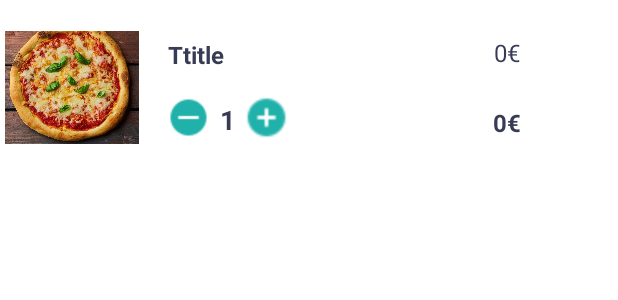
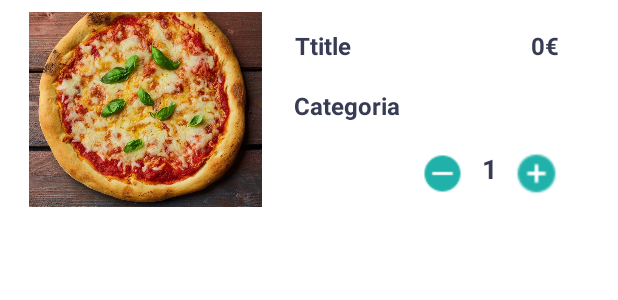
Before and after one commit to Mimenza/Reto01_JanEtaBizi, an Android app: the layout viewholder_cart.xml on its own in the app's theme, with its tools: preview values and no code run, on a phone screen of 412 x 824 dp. Shown: the top 300 px of the screen. Run offline under Robolectric (Android 15) with nearby library versions, the phone set to English and light mode, and no system bars; Roboto replaces fonts that are not available here.

Commit message:
pantallas checkout

```diff
--- a/app/src/main/java/com/example/reto01/Adapter/MyCardsCartAdapter.kt
+++ b/app/src/main/java/com/example/reto01/Adapter/MyCardsCartAdapter.kt
@@ -39,7 +39,6 @@ class MyCardsCartAdapter: RecyclerView.Adapter<MyCardsCartAdapter.ViewHolder>(){
         ViewHolder.itemTitle.text= titles[i]
         ViewHolder.itemMinus.setImageResource(minus[i])
         ViewHolder.itemMas.setImageResource(mas[i])
-        ViewHolder.itemPrecioProducto.text= precioproducto[i]
         ViewHolder.itemPrecioProductoTotal.text= precioproductototal[i]
 
     }
@@ -48,14 +47,12 @@ class MyCardsCartAdapter: RecyclerView.Adapter<MyCardsCartAdapter.ViewHolder>(){
         return  titles.size
     }
 
-
       inner class ViewHolder(itemView: View): RecyclerView.ViewHolder(itemView){
 
            var itemImage: ImageView
            var itemTitle: TextView
            var itemMinus : ImageView
            var itemMas : ImageView
-           var itemPrecioProducto : TextView
            var itemPrecioProductoTotal : TextView
 
           //Inicializar las variables
@@ -64,7 +61,7 @@ class MyCardsCartAdapter: RecyclerView.Adapter<MyCardsCartAdapter.ViewHolder>(){
                   itemMas = itemView.imgv_cardmas
                   itemMinus = itemView.imgv_cardmenos
                   itemTitle = itemView.txtv_cardtittle
-                  itemPrecioProducto = itemView.txtv_cardeuros
+
                   itemPrecioProductoTotal = itemView.txtv_cardeurostotal
 
               }
--- a/app/src/main/res/drawable/my_button_border.xml
+++ b/app/src/main/res/drawable/my_button_border.xml
@@ -16,7 +16,7 @@
 
     <!-- The radius makes the corners rounded -->
     <corners
-        android:radius="20dp"   >
+        android:radius="10dp"   >
     </corners>
 
 
--- a/app/src/main/res/drawable/my_button_border_click.xml
+++ b/app/src/main/res/drawable/my_button_border_click.xml
@@ -16,7 +16,7 @@
 
     <!-- The radius makes the corners rounded -->
     <corners
-        android:radius="20dp"   >
+        android:radius="10dp"   >
     </corners>
 
 
--- a/app/src/main/res/drawable/my_button_border_clickgreen.xml
+++ b/app/src/main/res/drawable/my_button_border_clickgreen.xml
@@ -16,7 +16,7 @@
 
     <!-- The radius makes the corners rounded -->
     <corners
-        android:radius="20dp"   >
+        android:radius="10dp"   >
     </corners>
 
 
--- a/app/src/main/res/layout/viewholder_cart.xml
+++ b/app/src/main/res/layout/viewholder_cart.xml
@@ -14,97 +14,94 @@
 
     <ImageView
         android:id="@+id/imgv_cardimg"
-        android:layout_width="90dp"
-        android:layout_height="98dp"
+        android:layout_width="155dp"
+        android:layout_height="131dp"
+        android:layout_marginStart="16dp"
         android:layout_marginTop="4dp"
-        android:layout_marginEnd="237dp"
         app:layout_constraintBottom_toBottomOf="parent"
-        app:layout_constraintEnd_toStartOf="@+id/txtv_cardeuros"
         app:layout_constraintStart_toStartOf="parent"
         app:layout_constraintTop_toTopOf="parent"
-        app:srcCompat="@drawable/pizza" />
+        app:layout_constraintVertical_bias="0.0"
+        app:srcCompat="@drawable/pizza"
+        android:clipToOutline="true"/>
 
     <TextView
         android:id="@+id/txtv_cardtittle"
         android:layout_width="wrap_content"
         android:layout_height="wrap_content"
-        android:layout_marginStart="110dp"
         android:layout_marginTop="16dp"
         android:text="Ttitle"
         android:textColor="@color/card_title"
         android:textSize="16sp"
         android:textStyle="bold"
-        app:layout_constraintStart_toStartOf="@+id/imgv_cardimg"
-        app:layout_constraintTop_toTopOf="@+id/imgv_cardimg" />
+        app:layout_constraintEnd_toEndOf="parent"
+        app:layout_constraintHorizontal_bias="0.525"
+        app:layout_constraintStart_toStartOf="parent"
+        app:layout_constraintTop_toTopOf="parent" />
 
     <TextView
-        android:id="@+id/txtv_cardeuros"
+        android:id="@+id/txtv_cardcategory"
         android:layout_width="wrap_content"
         android:layout_height="wrap_content"
-        android:layout_marginTop="4dp"
-        android:layout_marginEnd="63dp"
-        android:layout_marginBottom="8dp"
-        android:text="@string/euros"
+        android:layout_marginTop="56dp"
+        android:text="Categoria"
         android:textColor="@color/card_title"
         android:textSize="16sp"
-        android:textStyle="normal"
-        app:layout_constraintBottom_toTopOf="@+id/txtv_cardeurostotal"
+        android:textStyle="bold"
         app:layout_constraintEnd_toEndOf="parent"
-        app:layout_constraintStart_toEndOf="@+id/imgv_cardimg"
+        app:layout_constraintHorizontal_bias="0.576"
+        app:layout_constraintStart_toStartOf="parent"
         app:layout_constraintTop_toTopOf="parent" />
 
     <TextView
         android:id="@+id/txtv_cardeurostotal"
         android:layout_width="wrap_content"
         android:layout_height="wrap_content"
+        android:layout_marginTop="16dp"
+        android:layout_marginEnd="36dp"
         android:text="@string/euros"
         android:textColor="@color/card_title"
         android:textSize="16sp"
         android:textStyle="bold"
-        app:layout_constraintBottom_toBottomOf="parent"
-        app:layout_constraintEnd_toEndOf="@+id/txtv_cardeuros"
-        app:layout_constraintStart_toStartOf="@+id/txtv_cardeuros"
-        app:layout_constraintTop_toBottomOf="@+id/txtv_cardeuros" />
+        app:layout_constraintEnd_toEndOf="parent"
+        app:layout_constraintTop_toTopOf="parent" />
 
     <ImageView
         android:id="@+id/imgv_cardmenos"
         android:layout_width="30dp"
         android:layout_height="30dp"
-        android:layout_marginStart="8dp"
-        android:layout_marginEnd="242dp"
         app:layout_constraintBottom_toBottomOf="parent"
         app:layout_constraintEnd_toEndOf="parent"
-        app:layout_constraintHorizontal_bias="0.282"
-        app:layout_constraintStart_toEndOf="@+id/imgv_cardimg"
-        app:layout_constraintTop_toBottomOf="@+id/txtv_cardtittle"
+        app:layout_constraintHorizontal_bias="0.738"
+        app:layout_constraintStart_toStartOf="parent"
+        app:layout_constraintTop_toTopOf="parent"
+        app:layout_constraintVertical_bias="0.923"
         app:srcCompat="@drawable/ic_minus" />
 
     <TextView
         android:id="@+id/txtv_cardcantidad"
         android:layout_width="wrap_content"
         android:layout_height="wrap_content"
-        android:layout_marginTop="4dp"
         android:text="1"
         android:textColor="@color/card_title"
         android:textSize="18sp"
         android:textStyle="bold"
+        app:layout_constraintBottom_toBottomOf="parent"
         app:layout_constraintEnd_toStartOf="@+id/imgv_cardmas"
-        app:layout_constraintHorizontal_bias="0.52"
         app:layout_constraintStart_toEndOf="@+id/imgv_cardmenos"
-        app:layout_constraintTop_toTopOf="@+id/imgv_cardmas" />
+        app:layout_constraintTop_toTopOf="parent"
+        app:layout_constraintVertical_bias="0.873" />
 
     <ImageView
         android:id="@+id/imgv_cardmas"
         android:layout_width="30dp"
         android:layout_height="30dp"
-        android:layout_marginStart="8dp"
-        android:layout_marginBottom="16dp"
-        app:layout_constraintBottom_toBottomOf="@+id/imgv_cardmenos"
-        app:layout_constraintEnd_toStartOf="@+id/txtv_cardeurostotal"
-        app:layout_constraintHorizontal_bias="0.316"
-        app:layout_constraintStart_toEndOf="@+id/imgv_cardimg"
-        app:layout_constraintTop_toTopOf="@+id/imgv_cardmenos"
-        app:layout_constraintVertical_bias="0.0"
+        app:layout_constraintBottom_toBottomOf="parent"
+        app:layout_constraintEnd_toEndOf="parent"
+        app:layout_constraintHorizontal_bias="0.904"
+        app:layout_constraintStart_toStartOf="parent"
+        app:layout_constraintTop_toTopOf="parent"
+        app:layout_constraintVertical_bias="0.923"
         app:srcCompat="@drawable/ic_plus" />
 
 </androidx.constraintlayout.widget.ConstraintLayout>
```
Also changed, not shown: app/src/main/AndroidManifest.xml (+12 -3 lines), app/src/main/java/com/example/reto01/activity_5carrito.kt (+9 -5 lines), app/src/main/res/layout/activity_5carrito.xml (+42 -123 lines), app/src/main/res/values/strings.xml (+21 -1 lines).
